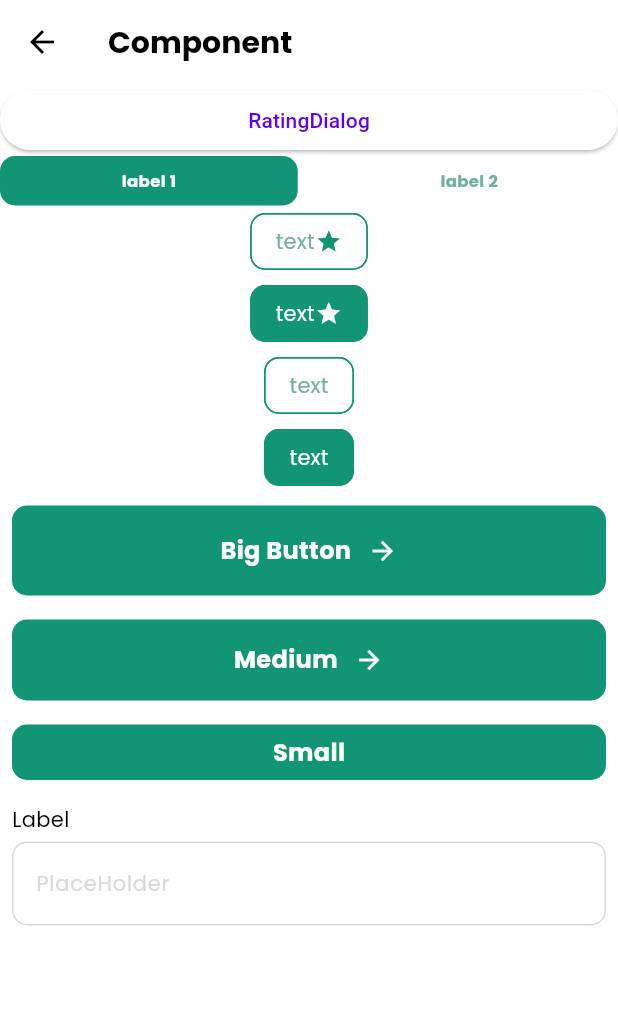
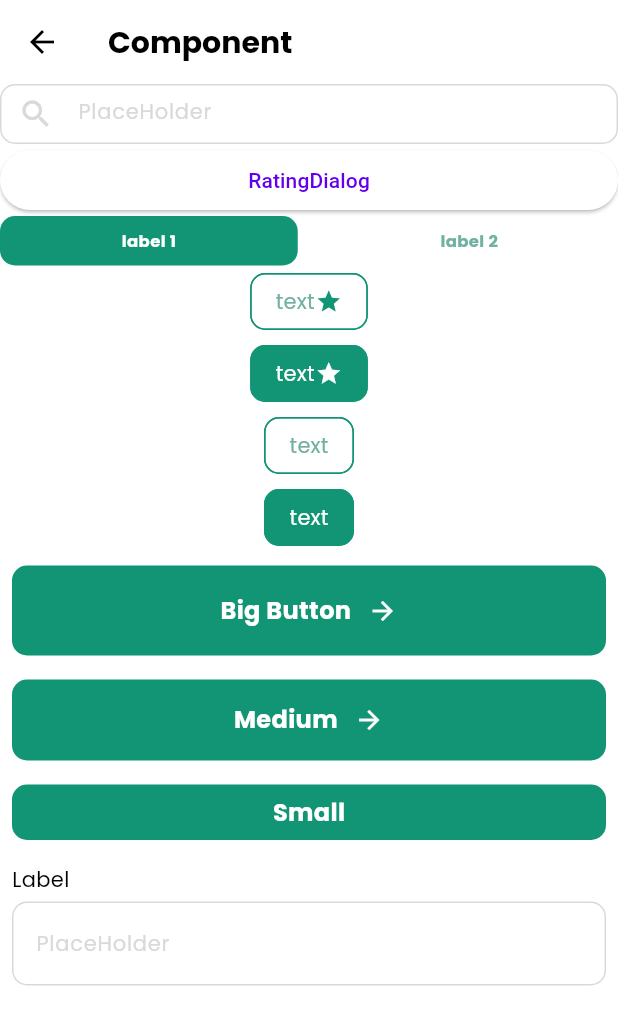
Before and after one commit to choe-yujin/flutter_recipe, a Flutter app: the MyHomePage screen opened directly, on a phone screen of 412 x 824 dp. Shown: the top 1025 px of the screen. Run offline on Flutter 3.47's test engine with Material 3 defaults, Android fonts, the phone set to English and light mode, and no system bars; our stand-ins replace freezed_annotation, go_router; generated files the repository leaves out were written again.

Commit message:
feat: implement home screen UI with searchInput component and user image (Closes #50)
- Added HomeScreen UI with search input field and user image.
- Updated route_paths.dart and router.dart for navigation management.
- Added assets for user image (face.png).
- Created reusable search input field component.

```diff
--- a/lib/core/routing/route_paths.dart
+++ b/lib/core/routing/route_paths.dart
@@ -8,4 +8,5 @@ abstract class RoutePaths {
   static const String notifications = '/Notifications';
   static const String profile = '/Profile';
 
+  static const String test = '/Test';
 }
--- a/lib/core/routing/router.dart
+++ b/lib/core/routing/router.dart
@@ -1,26 +1,24 @@
-import 'package:flutter/material.dart';
 import 'package:flutter_recipe/core/routing/route_paths.dart';
-import 'package:flutter_recipe/data/repository/mock_bookmark_repository_impl.dart';
-import 'package:flutter_recipe/data/repository/mock_recipe_repository_impl.dart';
-import 'package:flutter_recipe/domain/model/recipe.dart';
-import 'package:flutter_recipe/domain/use_case/get_saved_recipes_use_case.dart';
+import 'package:flutter_recipe/main.dart';
+import 'package:flutter_recipe/presentation/home/home_screen.dart';
 import 'package:flutter_recipe/presentation/main/main_screen.dart';
 import 'package:flutter_recipe/presentation/notifications/notifications_screen.dart';
 import 'package:flutter_recipe/presentation/profile/profile_screen.dart';
 import 'package:flutter_recipe/presentation/saved_recipes/screen/saved_recipes_root.dart';
-import 'package:flutter_recipe/presentation/saved_recipes/screen/saved_recipes_screen.dart';
 import 'package:flutter_recipe/presentation/sign_in/sign_in_screen.dart';
 import 'package:flutter_recipe/presentation/sign_up/sign_up_screen.dart';
 import 'package:flutter_recipe/presentation/splash/splash_screen.dart';
 import 'package:go_router/go_router.dart';
 
-import '../../presentation/home/home_screen.dart';
-
-
 // GoRouter configuration
 final router = GoRouter(
+  //initialLocation: RoutePaths.test,
   initialLocation: RoutePaths.splash,
   routes: [
+    GoRoute(
+      path: RoutePaths.test,
+      builder: (context, state) => const MyHomePage(),
+    ),
     GoRoute(
       path: RoutePaths.signUp,
       builder: (context, state) => SignUpScreen(
@@ -58,7 +56,7 @@ final router = GoRouter(
           routes: [
             GoRoute(
               path: RoutePaths.home,
-              builder: (context, state) => const HomeScreen(),
+              builder: (context, state) => const HomeScreen(name: 'Jega'),
             ),
           ],
         ),
--- a/lib/main.dart
+++ b/lib/main.dart
@@ -6,6 +6,7 @@ import 'package:flutter_recipe/presentation/components/input_field.dart';
 import 'package:flutter_recipe/presentation/components/medium_button.dart';
 import 'package:flutter_recipe/presentation/components/rating_button.dart';
 import 'package:flutter_recipe/presentation/components/rating_dialog.dart';
+import 'package:flutter_recipe/presentation/components/search_input_field.dart';
 import 'package:flutter_recipe/presentation/components/small_button.dart';
 import 'package:flutter_recipe/presentation/components/tabs.dart';
 import 'package:flutter_recipe/ui/text_styles.dart';
@@ -45,6 +46,7 @@ class MyHomePage extends StatelessWidget {
       ),
       body: ListView(
         children: [
+          const SearchInputField(placeHolder: 'PlaceHolder'),
           ElevatedButton(
             onPressed: () {
               showDialog(
@@ -55,7 +57,7 @@ class MyHomePage extends StatelessWidget {
                     score: 3,
                     actionName: 'Send',
                     onChange: (score) {
-                      //print(score);
+                      print(score);
                     },
                   );
                 },
--- /dev/null
+++ b/lib/presentation/components/search_input_field.dart
@@ -0,0 +1,45 @@
+import 'package:flutter/material.dart';
+import 'package:flutter_recipe/ui/color_styles.dart';
+import 'package:flutter_recipe/ui/text_styles.dart';
+
+class SearchInputField extends StatelessWidget {
+  final String placeHolder;
+  final TextEditingController? controller;
+  final bool isReadOnly;
+
+  const SearchInputField({
+    super.key,
+    required this.placeHolder,
+    this.controller,
+    this.isReadOnly = false,
+  });
+
+  @override
+  Widget build(BuildContext context) {
+    return SizedBox(
+      height: 40,
+      child: TextField(
+        readOnly: isReadOnly,
+        controller: controller,
+        decoration: InputDecoration(
+          prefixIcon: const Icon(
+            Icons.search,
+            color: ColorStyles.gray4,
+          ),
+          enabledBorder: OutlineInputBorder(
+            borderRadius: BorderRadius.circular(10),
+            borderSide: const BorderSide(color: ColorStyles.gray4),
+          ),
+          focusedBorder: OutlineInputBorder(
+            borderRadius: BorderRadius.circular(10),
+            borderSide: const BorderSide(color: ColorStyles.primary80),
+          ),
+          hintText: placeHolder,
+          hintStyle: TextStyles.smallTextRegular.copyWith(
+            color: ColorStyles.gray4,
+          ),
+        ),
+      ),
+    );
+  }
+}
```
Also changed, not shown: lib/presentation/home/home_screen.dart (+72 -3 lines), assets/image/face.png (added).
